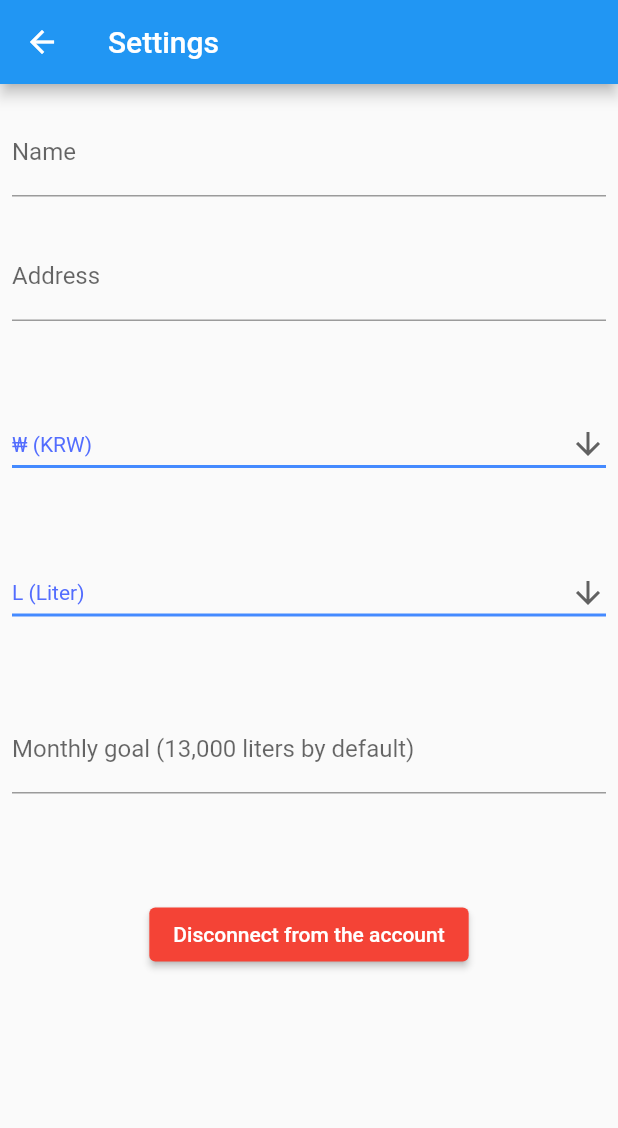
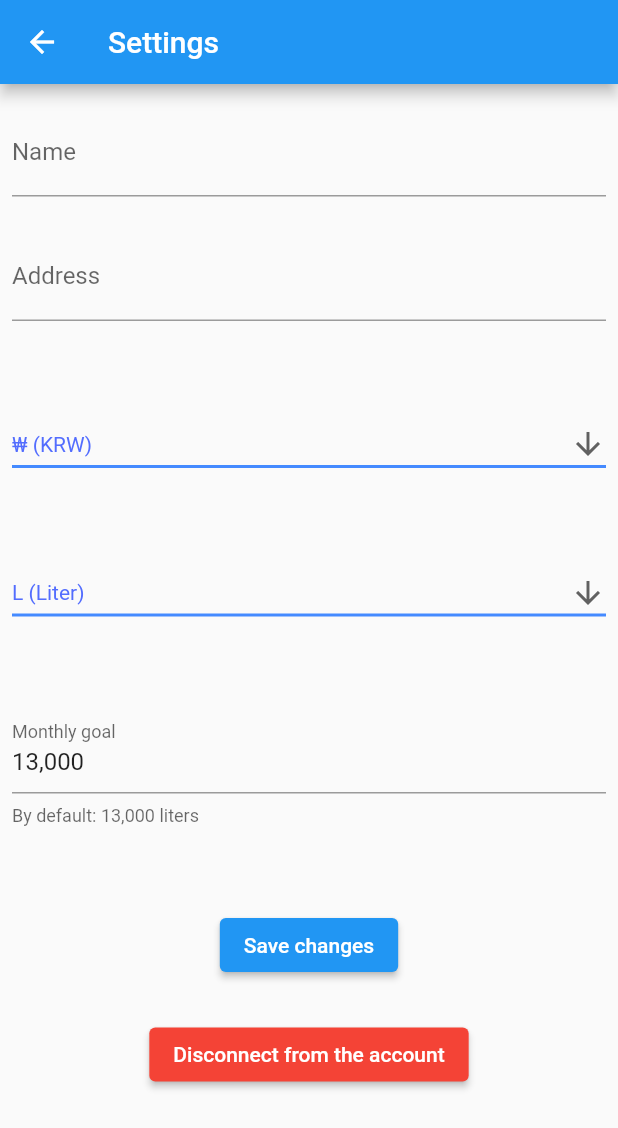
Before and after one commit to TheFlizziard/Water-Efficiency-Tool, a Flutter app: the HomePage screen opened directly, item 3 of the bottom bar chosen, after a tap on the "settings" icon, on a phone screen of 412 x 824 dp. Shown: the top 1128 px of the screen. Run offline on Flutter 3.47's test engine with Material 2 defaults, Android fonts, the phone set to English and light mode, and no system bars; our stand-ins replace syncfusion_flutter_charts; missing offline and left inert: custom_switch.

Commit message:
Consumption and remote page updated+minor changes

```diff
--- a/App files/lib/notifications.dart
+++ b/App files/lib/notifications.dart
@@ -15,9 +15,10 @@ class Notifications extends StatelessWidget {
             (element) => Card(
               child: Column(
                 children: [
-                  Text(element, style: optionStyle,),
+                  Text(element, style: optionStyle,)
                 ],
               ),
+
             ),
           )
           .toList(),
--- /dev/null
+++ b/App files/lib/remote_page.dart
@@ -0,0 +1,40 @@
+import 'package:flutter/material.dart';
+import 'package:custom_switch/custom_switch.dart';
+
+import 'home_page.dart';
+import 'main.dart';
+
+class HolidaySwitch extends StatefulWidget {
+  const HolidaySwitch({super.key});
+
+  @override
+  _HolidaySwitchState createState() => _HolidaySwitchState();
+}
+
+class _HolidaySwitchState extends State<HolidaySwitch> {
+  bool status = MyApp.remoteStatus;
+
+  @override
+  Widget build(BuildContext context) {
+    return Scaffold(
+      body: Center(
+        child: Column(
+          mainAxisAlignment: MainAxisAlignment.center,
+          children: <Widget>[
+            const Text("Explanation about the remote control", style: TextStyle(fontSize: 20)),
+            CustomSwitch(
+              activeColor: Colors.pinkAccent,
+              value: status,
+              onChanged: (value) {
+                setState(() {
+                  status = value;
+                  MyApp.remoteStatus = value;
+                });
+              },
+            ),
+          ],
+        ),
+      ),
+    );
+  }
+}
--- a/App files/lib/settings.dart
+++ b/App files/lib/settings.dart
@@ -1,6 +1,8 @@
 import 'package:flutter/material.dart';
 
 import './main.dart';
+
+//TODO Add scrolling function
 
 class InfoField extends StatelessWidget {
   const InfoField({super.key});
@@ -17,6 +19,7 @@ class InfoField extends StatelessWidget {
               border: UnderlineInputBorder(),
               labelText: 'Name',
             ),
+            initialValue: MyApp.name,
           ),
         ),
         Padding(
@@ -26,6 +29,7 @@ class InfoField extends StatelessWidget {
               border: UnderlineInputBorder(),
               labelText: 'Address',
             ),
+            initialValue: MyApp.address,
           ),
         ),
         Padding(
@@ -40,9 +44,29 @@ class InfoField extends StatelessWidget {
           padding: const EdgeInsets.symmetric(horizontal: 8, vertical: 50),
           child: TextFormField(
             decoration: const InputDecoration(
-              border: UnderlineInputBorder(),
-              labelText: 'Monthly goal (13,000 liters by default)',
-            ),
+                border: UnderlineInputBorder(),
+                labelText: 'Monthly goal',
+                helperText: 'By default: 13,000 liters'),
+            initialValue: "13,000",
+          ),
+        ),
+        Center(
+          child: Container(
+            margin: const EdgeInsets.all(5.0),
+            child: ElevatedButton(
+                onPressed: () {
+                  const snackBar = SnackBar(
+                    content: Text(
+                        'Your changes have been successfully saved!'),
+                  );
+                  ScaffoldMessenger.of(context).showSnackBar(snackBar);
+                  //TODO SAVING CHANGES
+                },
+                style: ElevatedButton.styleFrom(
+                  backgroundColor: Colors.blue, // background
+                  foregroundColor: Colors.white, // foreground
+                ),
+                child: const Text('Save changes')),
           ),
         ),
         Center(
@@ -51,7 +75,8 @@ class InfoField extends StatelessWidget {
             child: ElevatedButton(
                 onPressed: () {
                   final snackBar = SnackBar(
-                    content: const Text('You successfully disconnected from the account!'),
+                    content: const Text(
+                        'You successfully disconnected from the account!'),
                     action: SnackBarAction(
                       label: 'Undo',
                       onPressed: () {
--- a/App files/pubspec.yaml
+++ b/App files/pubspec.yaml
@@ -32,10 +32,11 @@ dependencies:
   flutter:
     sdk: flutter
 
-
   # The following adds the Cupertino Icons font to your application.
   # Use with the CupertinoIcons class for iOS style icons.
   cupertino_icons: ^1.0.2
+  custom_switch: ^0.0.1
+  syncfusion_flutter_charts: ^20.3.57
 
 dev_dependencies:
   flutter_test:
```
Also changed, not shown: App files/lib/consumption_page.dart (added, +75 -0 lines), App files/lib/home_page.dart (+9 -11 lines), App files/lib/main.dart (+11 -7 lines), App files/pubspec.lock.
